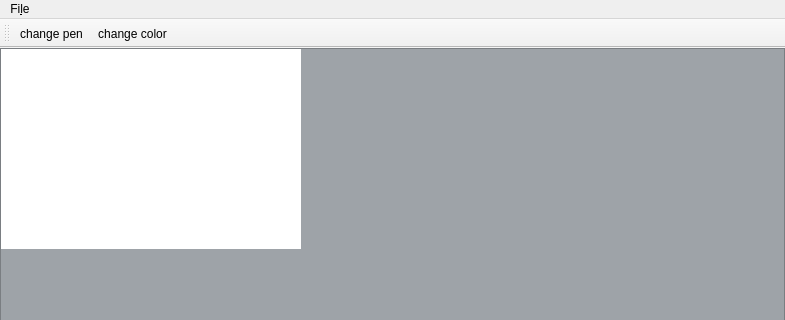
Old version of the form adaptink.ui in the repository TiWinDeTea/Adaptink; both pictures show x 0 to 785 and y 0 to 320 of the 785 by 600 pixel window.
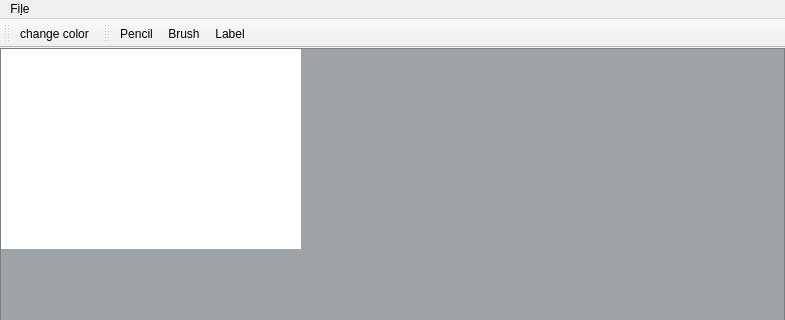
New version of the form. Custom widgets are drawn as their Qt base class.

What changed in the file:
```diff
--- a/adaptink.ui
+++ b/adaptink.ui
@@ -966,11 +966,24 @@
     <enum>TopToolBarArea</enum>
    </attribute>
    <attribute name="toolBarBreak">
-    <bool>false</bool>
+    <bool>true</bool>
    </attribute>
-   <addaction name="actionChangePen"/>
    <addaction name="actionChangeColor"/>
   </widget>
+  <widget class="QToolBar" name="toolBarAdaptinkTool">
+   <property name="windowTitle">
+    <string>toolBar_2</string>
+   </property>
+   <attribute name="toolBarArea">
+    <enum>TopToolBarArea</enum>
+   </attribute>
+   <attribute name="toolBarBreak">
+    <bool>false</bool>
+   </attribute>
+   <addaction name="actionToolPencil"/>
+   <addaction name="actionToolBrush"/>
+   <addaction name="actionToolLabel"/>
+  </widget>
   <action name="actionSave">
    <property name="text">
     <string>&amp;Save</string>
@@ -986,16 +999,36 @@
     <string>&amp;Quit</string>
    </property>
   </action>
-  <action name="actionChangePen">
-   <property name="text">
-    <string>change pen</string>
-   </property>
-  </action>
   <action name="actionChangeColor">
    <property name="text">
     <string>change color</string>
    </property>
   </action>
+  <action name="actionToolPencil">
+   <property name="text">
+    <string>Pencil</string>
+   </property>
+  </action>
+  <action name="actionToolBrush">
+   <property name="text">
+    <string>Brush</string>
+   </property>
+  </action>
+  <action name="actionToolLabel">
+   <property name="text">
+    <string>Label</string>
+   </property>
+  </action>
+  <action name="actionLoad">
+   <property name="text">
+    <string>Open</string>
+   </property>
+  </action>
+  <action name="actionNew">
+   <property name="text">
+    <string>New</string>
+   </property>
+  </action>
  </widget>
  <customwidgets>
   <customwidget>
```
Left out of the diff: 4 changed lines with no effect on the pictures.
